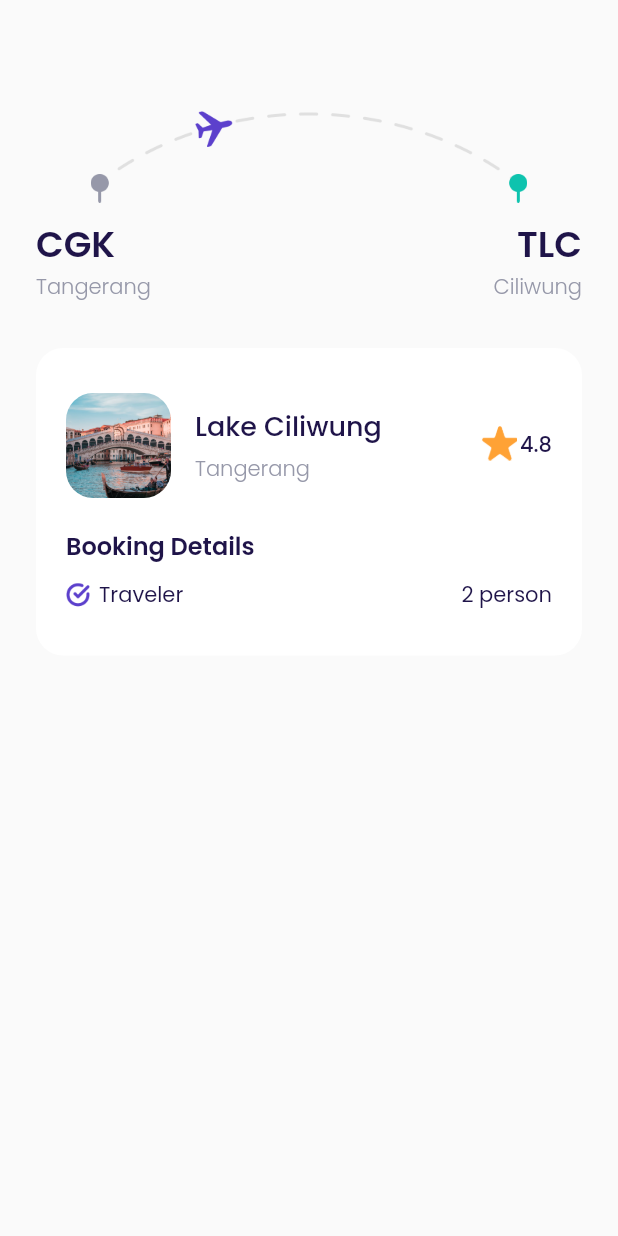
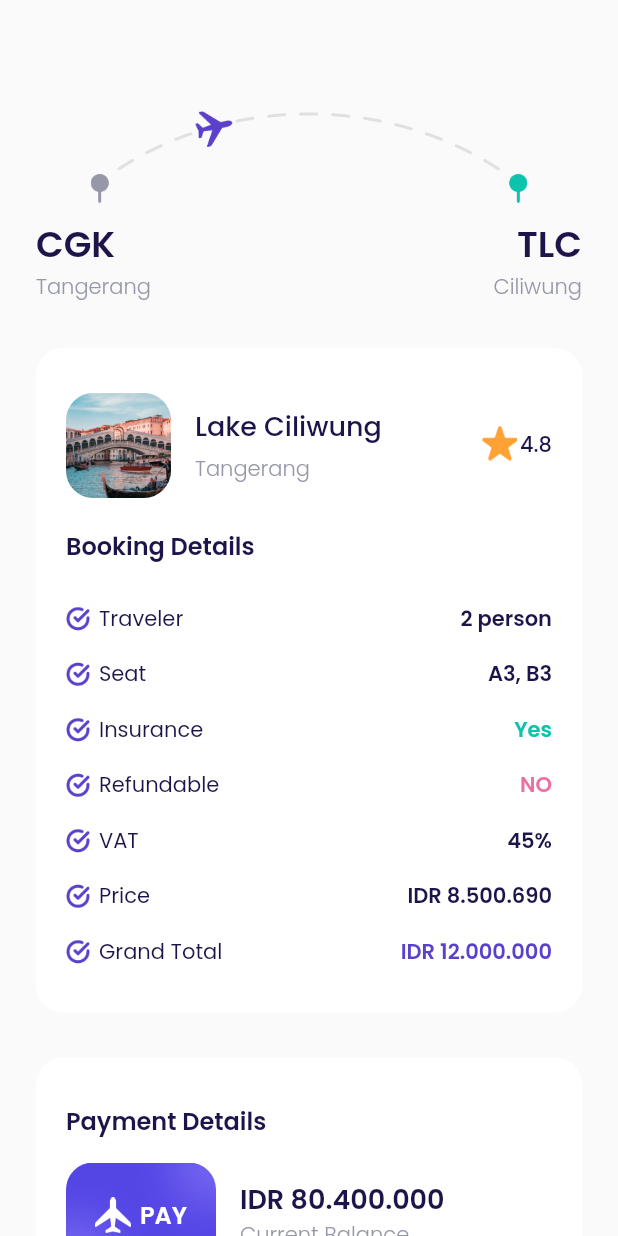
Before and after one commit to andhiyanto/airplane-apps-fluter, a Flutter app: the CheckOutPage screen opened directly, on a phone screen of 412 x 824 dp. Run offline on Flutter 3.47's test engine with Material 2 defaults, Android fonts, the phone set to English and light mode, and no system bars; our stand-ins replace google_fonts; missing offline and left inert: dart:ffi.

Commit message:
new fitur

```diff
--- a/lib/ui/pages/checkout_page.dart
+++ b/lib/ui/pages/checkout_page.dart
@@ -1,3 +1,5 @@
+import 'package:airplane/ui/pages/Success_Checkout.dart';
+import 'package:airplane/ui/widgets/customeBookingDetail.dart';
 import 'package:airplane/ui/widgets/customeButton.dart';
 import 'package:airplane/ui/widgets/seat_item.dart';
 import 'package:flutter/material.dart';
@@ -153,40 +155,146 @@ class CheckOutPage extends StatelessWidget {
             ),
           ),
           //NOTE: BOOKING DETAILS ITEM
+          BookDetail(
+              title: 'Traveler',
+              valueText: '2 person',
+              valueColor: KeyBlackColor),
+          BookDetail(
+              title: 'Seat', valueText: 'A3, B3', valueColor: KeyBlackColor),
+          BookDetail(
+              title: 'Insurance', valueText: 'Yes', valueColor: KeyGreenColor),
+          BookDetail(
+              title: 'Refundable', valueText: 'NO', valueColor: KeyRedColor),
+          BookDetail(title: 'VAT', valueText: '45%', valueColor: KeyBlackColor),
+          BookDetail(
+              title: 'Price',
+              valueText: 'IDR 8.500.690',
+              valueColor: KeyBlackColor),
+          BookDetail(
+              title: 'Grand Total',
+              valueText: 'IDR 12.000.000',
+              valueColor: PrimaryColor),
+          //NOTE: PAYMENT DETAIL
+        ],
+      ),
+    );
+  }
+
+  Widget payment() {
+    return Container(
+      margin: EdgeInsets.only(top: 30),
+      padding: EdgeInsets.symmetric(vertical: 30, horizontal: 20),
+      decoration: BoxDecoration(
+        borderRadius: BorderRadius.circular(18),
+        color: KeyWhiteColor,
+      ),
+      child: Column(
+        crossAxisAlignment: CrossAxisAlignment.start,
+        children: [
+          Text(
+            "Payment Details",
+            style: BlackTextStyle.copyWith(fontSize: 16, fontWeight: semibold),
+          ),
           Row(
             children: [
               Container(
-                child: Column(
+                margin: EdgeInsets.only(top: 16),
+                child: Row(
                   children: [
                     Container(
-                      width: 16,
-                      height: 16,
+                      margin: EdgeInsets.only(right: 16),
+                      width: 100,
+                      height: 70,
                       decoration: BoxDecoration(
+                        borderRadius: BorderRadius.circular(18),
                         image: DecorationImage(
-                          image: AssetImage('assets/icon_cek.png'),
+                          fit: BoxFit.cover,
+                          image: AssetImage("assets/image_card.png"),
+                        ),
+                      ),
+                      child: Center(
+                        child: Row(
+                          mainAxisAlignment: MainAxisAlignment.center,
+                          children: [
+                            Container(
+                              margin: EdgeInsets.only(right: 6),
+                              width: 24,
+                              height: 24,
+                              decoration: BoxDecoration(
+                                image: DecorationImage(
+                                  image: AssetImage("assets/icon_plane.png"),
+                                ),
+                              ),
+                            ),
+                            Text(
+                              "PAY",
+                              style: WhiteTextStyle.copyWith(
+                                  fontSize: 16, fontWeight: semibold),
+                            ),
+                          ],
                         ),
                       ),
                     ),
                   ],
                 ),
               ),
-              SizedBox(
-                width: 6,
-              ),
-              Text(
-                'Traveler',
-                style: BlackTextStyle.copyWith(fontSize: 14),
-              ),
-              Spacer(),
-              Text(
-                '2 person',
-                style: BlackTextStyle.copyWith(fontSize: 14),
+              Container(
+                margin: EdgeInsets.only(top: 16),
+                child: Row(children: [
+                  Column(
+                    crossAxisAlignment: CrossAxisAlignment.start,
+                    children: [
+                      Text(
+                        "IDR 80.400.000",
+                        style: BlackTextStyle.copyWith(
+                            fontSize: 18, fontWeight: semibold),
+                      ),
+                      Text(
+                        "Current Balance",
+                        style: GreyTextStyle.copyWith(
+                            fontSize: 14, fontWeight: light),
+                      ),
+                    ],
+                  )
+                ]),
               ),
             ],
           ),
         ],
       ),
-      //NOTE: BOOKING DETAILS TEXT
+    );
+  }
+
+  Widget paynowbutton(BuildContext context) {
+    return ButtonCustome(
+      title: 'Pay Now',
+      onPressed: () {
+        Navigator.push(
+          context,
+          MaterialPageRoute(
+            builder: (context) => SuccsesCheckout(),
+          ),
+        );
+      },
+      margin: EdgeInsets.only(top: 30),
+    );
+  }
+
+  Widget tacbutton() {
+    return Container(
+      alignment: Alignment.center,
+      // ignore: prefer_const_constructors
+      margin: EdgeInsets.only(
+        top: 30,
+        bottom: 30,
+      ),
+      child: Text(
+        'Terms and Conditions',
+        style: GreyTextStyle.copyWith(
+            fontSize: 16,
+            fontWeight: light,
+            decoration: TextDecoration.underline),
+      ),
     );
   }
 
@@ -198,6 +306,9 @@ class CheckOutPage extends StatelessWidget {
         children: [
           route(),
           destinationTile(),
+          payment(),
+          paynowbutton(context),
+          tacbutton(),
         ],
       ),
     );
--- /dev/null
+++ b/lib/ui/widgets/customeBookingDetail.dart
@@ -0,0 +1,53 @@
+import 'package:flutter/material.dart';
+import '../../shared/theme.dart';
+
+class BookDetail extends StatelessWidget {
+  final String title;
+  final String valueText;
+  final Color valueColor;
+  const BookDetail(
+      {Key? key,
+      required this.title,
+      required this.valueText,
+      required this.valueColor})
+      : super(key: key);
+
+  @override
+  Widget build(BuildContext context) {
+    return Container(
+      margin: EdgeInsets.only(top: 16),
+      child: Row(
+        children: [
+          Container(
+            child: Column(
+              children: [
+                Container(
+                  width: 16,
+                  height: 16,
+                  decoration: BoxDecoration(
+                    image: DecorationImage(
+                      image: AssetImage('assets/icon_cek.png'),
+                    ),
+                  ),
+                ),
+              ],
+            ),
+          ),
+          SizedBox(
+            width: 6,
+          ),
+          Text(
+            title,
+            style: BlackTextStyle.copyWith(fontSize: 14),
+          ),
+          Spacer(),
+          Text(
+            valueText,
+            style: BlackTextStyle.copyWith(
+                fontSize: 14, fontWeight: semibold, color: valueColor),
+          ),
+        ],
+      ),
+    );
+  }
+}
--- a/lib/ui/widgets/destinationdetail.dart
+++ /dev/null
@@ -1,2 +0,0 @@
-import 'package:flutter/material.dart';
-import '../../shared/theme.dart';
```
Also changed, not shown: lib/ui/pages/Success_Checkout.dart (added, +53 -0 lines), lib/ui/pages/setting_page.dart (added, +12 -0 lines), lib/ui/pages/transaction_page.dart (added, +12 -0 lines), lib/ui/pages/wallet_page.dart (added, +12 -0 lines), pubspec.yaml (+3 -15 lines), flutter_01.png (deleted), pubspec.lock, 2 other files.
